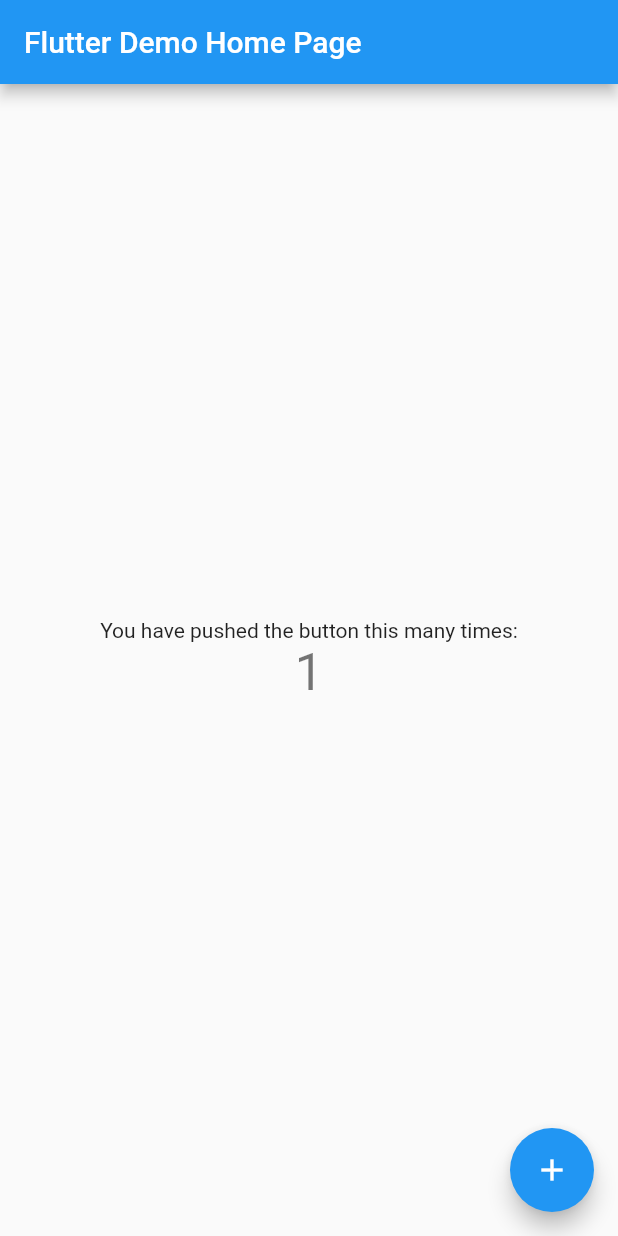
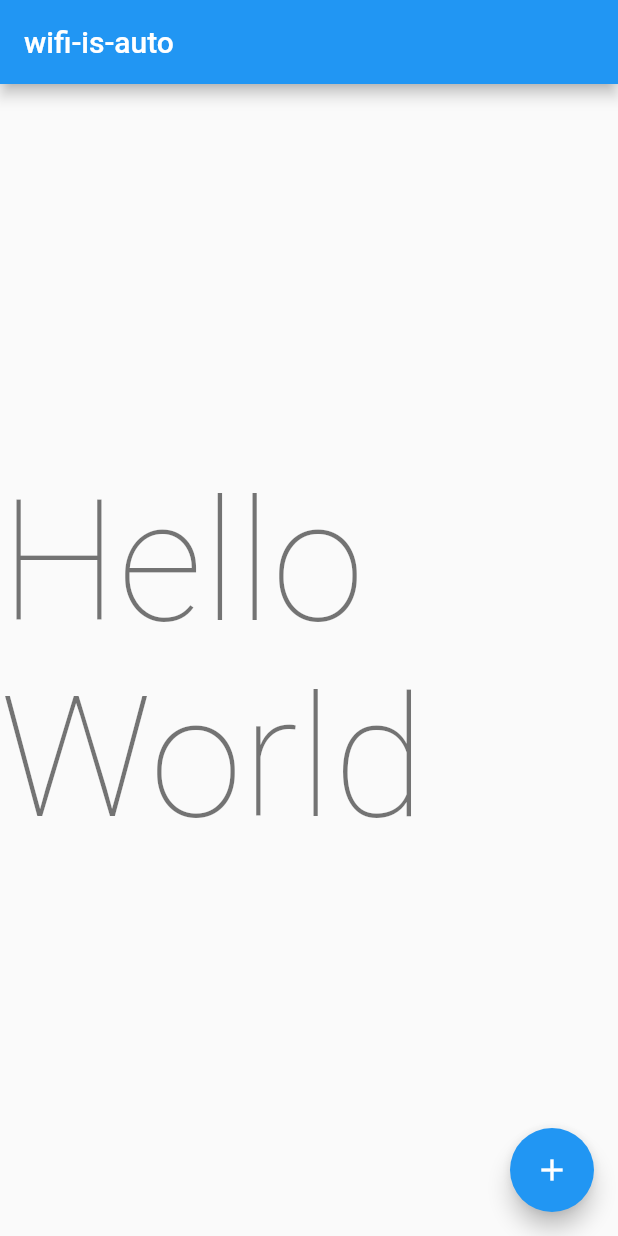
Before and after one commit to you4rin/wifi-is-auto, a Flutter app: the screen it shows after launch, after a tap on the "add" icon, on a phone screen of 412 x 824 dp. Run offline on Flutter 3.47's test engine with Material 2 defaults, Android fonts, the phone set to English and light mode, and no system bars.

Commit message:
refactor: 메인 페이지 코드 분리

```diff
--- a/lib/main.dart
+++ b/lib/main.dart
@@ -1,4 +1,7 @@
 import 'package:flutter/material.dart';
+
+import 'views/main_page.dart';
+
 
 void main() {
   runApp(const MyApp());
@@ -7,109 +10,14 @@ void main() {
 class MyApp extends StatelessWidget {
   const MyApp({Key? key}) : super(key: key);
 
-  // This widget is the root of your application.
   @override
   Widget build(BuildContext context) {
     return MaterialApp(
       title: 'Flutter Demo',
       theme: ThemeData(
-        // This is the theme of your application.
-        //
-        // Try running your application with "flutter run". You'll see the
-        // application has a blue toolbar. Then, without quitting the app, try
-        // changing the primarySwatch below to Colors.green and then invoke
-        // "hot reload" (press "r" in the console where you ran "flutter run",
-        // or simply save your changes to "hot reload" in a Flutter IDE).
-        // Notice that the counter didn't reset back to zero; the application
-        // is not restarted.
         primarySwatch: Colors.blue,
       ),
-      home: const MyHomePage(title: 'Flutter Demo Home Page'),
+      home: const MainPage(title: 'wifi-is-auto'),
     );
   }
 }
-
-class MyHomePage extends StatefulWidget {
-  const MyHomePage({Key? key, required this.title}) : super(key: key);
-
-  // This widget is the home page of your application. It is stateful, meaning
-  // that it has a State object (defined below) that contains fields that affect
-  // how it looks.
-
-  // This class is the configuration for the state. It holds the values (in this
-  // case the title) provided by the parent (in this case the App widget) and
-  // used by the build method of the State. Fields in a Widget subclass are
-  // always marked "final".
-
-  final String title;
-
-  @override
-  State<MyHomePage> createState() => _MyHomePageState();
-}
-
-class _MyHomePageState extends State<MyHomePage> {
-  int _counter = 0;
-
-  void _incrementCounter() {
-    setState(() {
-      // This call to setState tells the Flutter framework that something has
-      // changed in this State, which causes it to rerun the build method below
-      // so that the display can reflect the updated values. If we changed
-      // _counter without calling setState(), then the build method would not be
-      // called again, and so nothing would appear to happen.
-      _counter++;
-    });
-  }
-
-  @override
-  Widget build(BuildContext context) {
-    // This method is rerun every time setState is called, for instance as done
-    // by the _incrementCounter method above.
-    //
-    // The Flutter framework has been optimized to make rerunning build methods
-    // fast, so that you can just rebuild anything that needs updating rather
-    // than having to individually change instances of widgets.
-    return Scaffold(
-      appBar: AppBar(
-        // Here we take the value from the MyHomePage object that was created by
-        // the App.build method, and use it to set our appbar title.
-        title: Text(widget.title),
-      ),
-      body: Center(
-        // Center is a layout widget. It takes a single child and positions it
-        // in the middle of the parent.
-        child: Column(
-          // Column is also a layout widget. It takes a list of children and
-          // arranges them vertically. By default, it sizes itself to fit its
-          // children horizontally, and tries to be as tall as its parent.
-          //
-          // Invoke "debug painting" (press "p" in the console, choose the
-          // "Toggle Debug Paint" action from the Flutter Inspector in Android
-          // Studio, or the "Toggle Debug Paint" command in Visual Studio Code)
-          // to see the wireframe for each widget.
-          //
-          // Column has various properties to control how it sizes itself and
-          // how it positions its children. Here we use mainAxisAlignment to
-          // center the children vertically; the main axis here is the vertical
-          // axis because Columns are vertical (the cross axis would be
-          // horizontal).
-          mainAxisAlignment: MainAxisAlignment.center,
-          children: <Widget>[
-            const Text(
-              'You have pushed the button this many times:',
-            ),
-            Text(
-              '$_counter',
-              style: Theme.of(context).textTheme.headline4,
-            ),
-          ],
-        ),
-      ),
-      floatingActionButton: FloatingActionButton(
-        onPressed: _incrementCounter,
-        tooltip: 'Increment',
-        child: const Icon(Icons.add),
-      ),// This trailing comma makes auto-formatting nicer for build methods.
-    );
-  }
-}
--- /dev/null
+++ b/lib/views/main_page.dart
@@ -0,0 +1,34 @@
+import 'package:flutter/material.dart';
+
+
+class MainPage extends StatefulWidget {
+  const MainPage({Key? key, required this.title}) : super(key: key);
+
+  final String title;
+
+  @override
+  State<MainPage> createState() => _MainPageState();
+}
+
+class _MainPageState extends State<MainPage> {
+
+  @override
+  Widget build(BuildContext context) {
+
+    return Scaffold(
+      appBar: AppBar(
+        title: Text(widget.title),
+      ),
+      body: Center(
+        child: Text(
+          'Hello World',
+          style: Theme.of(context).textTheme.headline1,
+        ),
+      ),
+      floatingActionButton: FloatingActionButton(
+        onPressed: () {},
+        child: const Icon(Icons.add),
+      ),
+    );
+  }
+}
```
